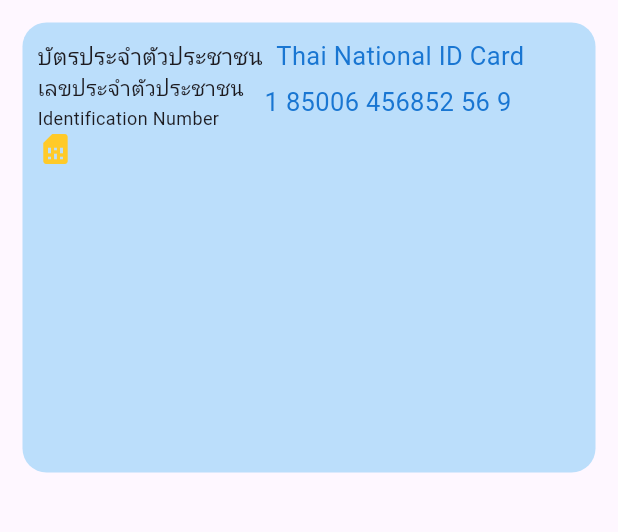
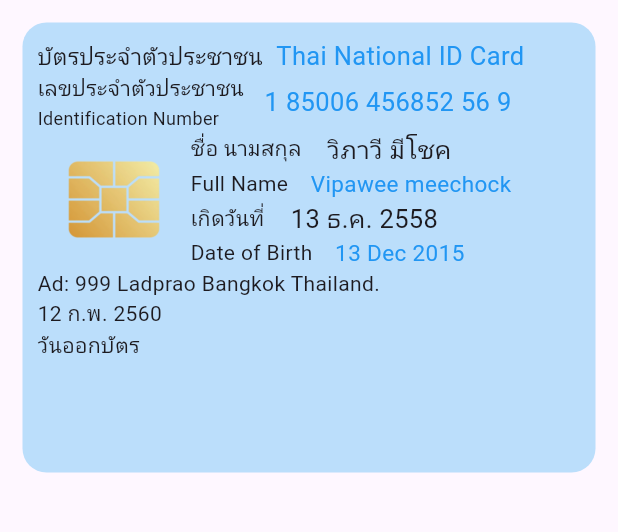
Before and after one commit to PHUMIN-PH/Flutter_personal_data, a Flutter app: the InfoData screen opened directly, on a phone screen of 412 x 824 dp, the part 84-616 px from its top. Run offline on Flutter 3.47's test engine with Material 3 defaults, Android fonts, the phone set to English and light mode, and no system bars.

Commit message:
Temp Card ID

```diff
--- a/lib/views/infoData.dart
+++ b/lib/views/infoData.dart
@@ -8,7 +8,16 @@ class InfoData extends StatefulWidget {
 }
 
 class _InfoDataState extends State<InfoData> {
-  String cardid_text = "1 85006 456852 56 9";
+  String personal_idCard = "1 85006 456852 56 9";
+  String personal_nameTH = "วิภาวี มีโชค";
+  String personal_nameEN = "Vipawee meechock";
+  String personal_birthTH = "13 ธ.ค. 2558";
+  String personal_birthEN = "13 Dec 2015";
+  String personal_address = "999 Ladprao Bangkok Thailand.";
+  String personal_issueTH = "12 ก.พ. 2560";
+  String personal_issueEN = "12 Feb 2017";
+  String personal_expiryTH = "13 ก.พ. 2570";
+  String personal_expiryEN = "13 Feb 2017";
 
   @override
   Widget build(BuildContext context) {
@@ -40,7 +49,7 @@ class _InfoDataState extends State<InfoData> {
                 ),
                 Text(
                   'Thai National ID Card',
-                  style: TextStyle(fontSize: 17, color: Colors.blue[700]),
+                  style: TextStyle(fontSize: 17, color: TextColorEN,),
                 ),
               ],
             ),
@@ -56,22 +65,118 @@ class _InfoDataState extends State<InfoData> {
                     ),
                   ],
                 ),
-                SizedBox(width: 10,),
+                SizedBox(
+                  width: 10,
+                ),
                 Text(
-                  cardid_text,
+                  personal_idCard,
                   style: TextStyle(
                     fontSize: 17,
-                    color: Colors.blue[700],
+                    color: TextColorEN,
                   ),
                 )
               ],
             ),
-            Icon(
-              Icons.sim_card,
-              color: Colors.amber[400],)
+            Row(
+              children: [
+                Column(
+                  children: [
+                    Image.asset(
+                      'assets/img/simcard.png',
+                      scale: 6,
+                    ),
+                  ],
+                ),
+                Column(
+                  crossAxisAlignment: CrossAxisAlignment.start,
+                  mainAxisAlignment: MainAxisAlignment.center,
+                  children: [
+                    Row(
+                      children: [
+                        Column(
+                          crossAxisAlignment: CrossAxisAlignment.start,
+                          children: [
+                            Row(
+                              children: [
+                                Text('ชื่อ นามสกุล'),
+                                SizedBox(
+                                  width: 17,
+                                ),
+                                Text(
+                                  personal_nameTH,
+                                  style: TextStyle(fontSize: 17),
+                                )
+                              ],
+                            ),
+                            Row(
+                              children: [
+                                Text("Full Name"),
+                                SizedBox(
+                                  width: 15,
+                                ),
+                                Text(
+                                  personal_nameEN,
+                                  style: TextStyle(fontSize: 15,
+                                  color: TextColorEN),
+                                ),
+                              ],
+                            ),
+                            Row(
+                              children: [
+                                Text("เกิดวันที่"),
+                                SizedBox(
+                                  width: 17,
+                                ),
+                                Text(
+                                  personal_birthTH,
+                                  style: TextStyle(fontSize: 17),
+                                ),
+                              ],
+                            ),
+                            Row(
+                              children: [
+                                Text("Date of Birth"),
+                                SizedBox(
+                                  width: 15,
+                                ),
+                                Text(
+                                  personal_birthEN,
+                                  style: TextStyle(fontSize: 15,color: TextColorEN),
+                                ),
+                              ],
+                            ),
+                          ],
+                        ),
+                      ],
+                    ),
+                  ],
+                ),
+              ],
+            ),
+            Row(
+              children: [
+                Column(
+                  crossAxisAlignment: CrossAxisAlignment.start,
+                  mainAxisAlignment: MainAxisAlignment.spaceBetween,
+                  children: [
+                    Row(
+                      children: [
+                        Text("Ad: "),
+                        Text(personal_address),
+                      ],
+                    ),
+                    Text(personal_issueTH),
+                    Text("วันออกบัตร"),
+
+                  ],
+                ),
+              ],
+            ),
           ],
         ),
       ),
     );
   }
+
+  MaterialColor get TextColorEN => Colors.blue;
 }
--- a/pubspec.yaml
+++ b/pubspec.yaml
@@ -61,8 +61,8 @@ flutter:
   uses-material-design: true
 
   # To add assets to your application, add an assets section, like this:
-  # assets:
-  #   - images/a_dot_burr.jpeg
+  assets:
+    - assets/img/simcard.png
   #   - images/a_dot_ham.jpeg
 
   # An image asset can refer to one or more resolution-specific "variants", see
```
Also changed, not shown: assets/img/simcard.png (added).
